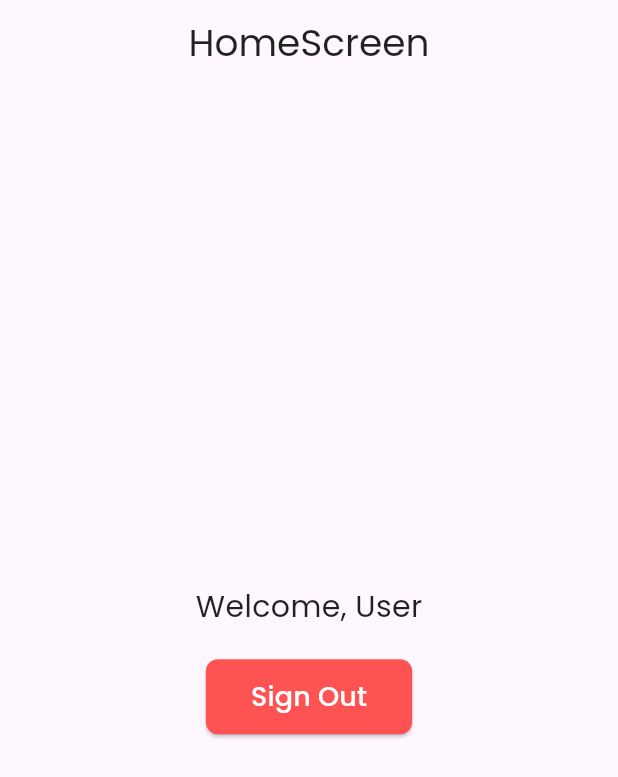
After one commit to Priyansu8603/hsdk_assignment, a Flutter app: the Homescreen screen opened directly, on a phone screen of 412 x 824 dp. The commit adds this screen. Shown: the top 777 px of the screen. Run offline on Flutter 3.47's test engine with Material 3 defaults, Android fonts, the phone set to English and light mode, and no system bars; our stand-ins replace firebase_auth, firebase_core, google_sign_in; accounts and stored records are empty.

Commit message:
"Screenshots Updated"

```diff
--- a/lib/Features/Auth/SignIn/View/SignIn.dart
+++ b/lib/Features/Auth/SignIn/View/SignIn.dart
@@ -180,7 +180,7 @@ class _SignInScreenState extends State<SignInScreen> {
                     ),
                   )),
               SizedBox(
-                height: 65,
+                height: 50,
               ),
               Container(
                 margin: EdgeInsets.only(left: 20, right: 20),
@@ -283,7 +283,7 @@ class _SignInScreenState extends State<SignInScreen> {
                       ],
                     ),
                   )),
-              SizedBox(height: 50),
+              SizedBox(height: 30),
               Row(
                 mainAxisAlignment: MainAxisAlignment.center,
                 children: [
--- /dev/null
+++ b/lib/Features/HomeScreen/View/HomeScreen.dart
@@ -0,0 +1,73 @@
+import 'package:flutter/material.dart';
+import 'package:provider/provider.dart';
+
+import '../../Auth/SignIn/View/SignIn.dart';
+import '../../Auth/SignIn/ViewModel/SignInViewModel.dart';
+
+class Homescreen extends StatefulWidget {
+  const Homescreen({super.key});
+
+  @override
+  State<Homescreen> createState() => _HomescreenState();
+}
+
+class _HomescreenState extends State<Homescreen> {
+  @override
+  Widget build(BuildContext context) {
+    final authViewModel = Provider.of<AuthViewModel>(context, listen: true);
+
+    return Scaffold(
+      appBar: AppBar(
+        title: Text(
+          'HomeScreen',
+          style: TextStyle(
+            fontSize: 25,
+            fontFamily: 'Poppins',
+            color: Colors.black87,
+          ),
+        ),
+        centerTitle: true,
+      ),
+      body: Center(
+        child: Column(
+          mainAxisAlignment: MainAxisAlignment.center,
+          children: [
+            Text(
+              'Welcome, ${authViewModel.user?.displayName ?? "User"}',
+              style: TextStyle(
+                fontSize: 20,
+                fontFamily: 'Poppins',
+                color: Colors.black87,
+              ),
+            ),
+            SizedBox(height: 20),
+            ElevatedButton(
+              onPressed: () async {
+                await authViewModel.signOut(); // Sign out user
+                Navigator.pushReplacement(
+                  context,
+                  MaterialPageRoute(builder: (context) => const SignInScreen()),
+                );
+              },
+              style: ElevatedButton.styleFrom(
+                backgroundColor: Colors.redAccent,
+                padding: EdgeInsets.symmetric(horizontal: 30, vertical: 12),
+                shape: RoundedRectangleBorder(
+                  borderRadius: BorderRadius.circular(8),
+                ),
+              ),
+              child: Text(
+                'Sign Out',
+                style: TextStyle(
+                  fontSize: 18,
+                  fontFamily: 'Poppins',
+                  color: Colors.white,
+                ),
+              ),
+            ),
+          ],
+        ),
+      ),
+    );
+  }
+}
```
Also changed, not shown: Screenschots/GoogleAccountSelection.jpg (added), Screenschots/HomeScreen.jpg (added), Screenschots/SignInScreen.jpg (added), 1 other file.
